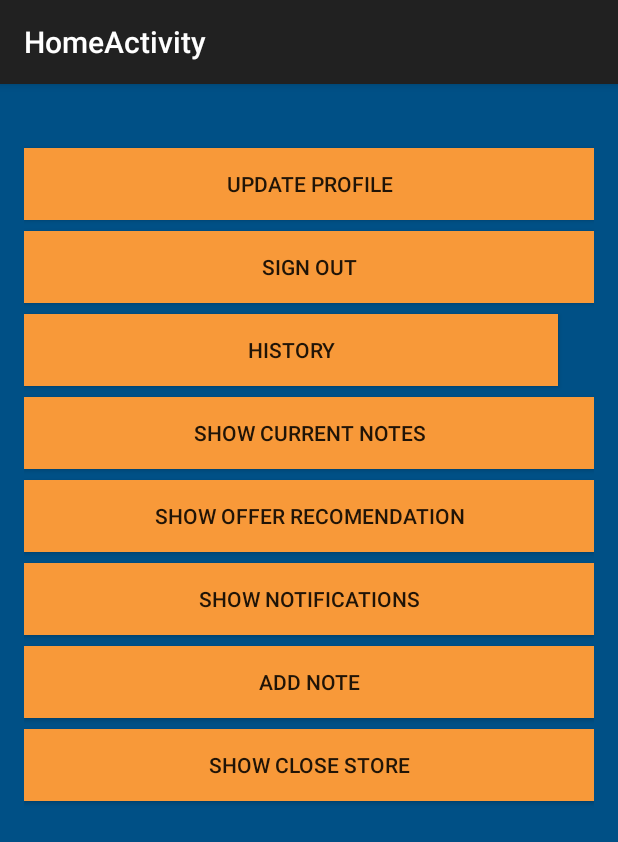
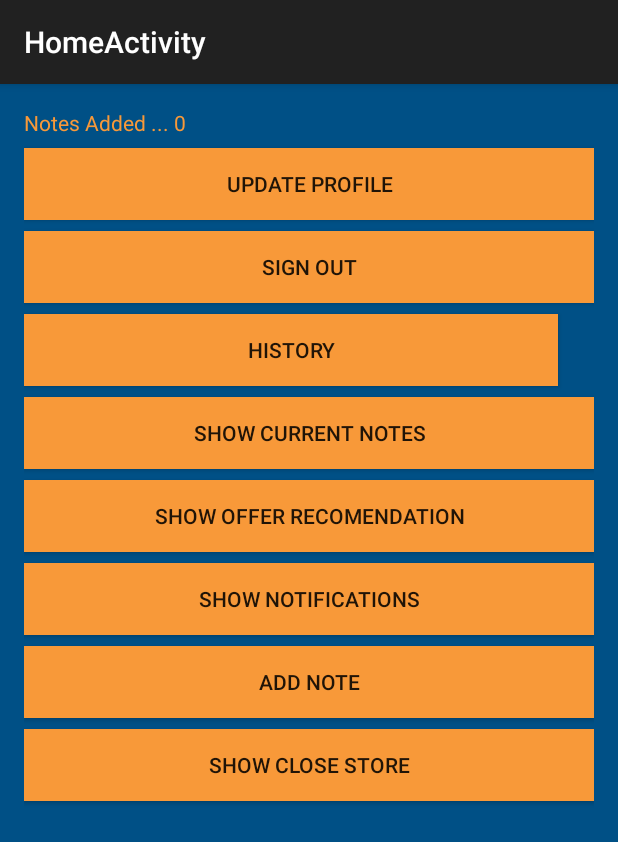
Before and after one commit to Yasmin-Abdel-Latif/GP, an Android app: the HabitActivity screen opened directly, with no data from a screen before it, after a tap on "CONTINUE", on a phone screen of 412 x 824 dp. Shown: the top 842 px of the screen. Run offline under Robolectric (Android 15) with nearby library versions, the phone set to English and light mode, and no system bars; 2 statements that could not run were skipped.

Commit message:
Final Version

```diff
--- a/GP-Android/ITDL_And/app/src/main/java/com/itdl_and/facebook/login/HabitActivity.java
+++ b/GP-Android/ITDL_And/app/src/main/java/com/itdl_and/facebook/login/HabitActivity.java
@@ -43,13 +43,18 @@ public class HabitActivity extends AppCompatActivity {
                                          public void onClick(View v) {
                                              result = "Selected Notes are :";
                                              ArrayList<NoteEntity> chosenNotes = note_adapter.getCheckedNotes();
+                                             long userID = 0;
                                              for (NoteEntity c : chosenNotes) {
                                                  result += c.getNoteType() + " " + c.getServernoteId() + " " + c.getUserId();
+                                                 userID = c.getUserId();
                                                  NoteController nc = new NoteController();
                                                  nc.UpdateCreationDateAndIsDone(c.getServernoteId());
                                              }
                                              Intent homeIntent = new Intent(MyApplication.getAppContext(),
                                                      HomeActivity.class);
+                                             homeIntent.putExtra("status", "Notes Added");
+                                             homeIntent.putExtra("userId", String.valueOf(userID));
+                                             homeIntent.putExtra("serviceType", "Suggested");
                                              homeIntent.setFlags(Intent.FLAG_ACTIVITY_NEW_TASK);
                                              MyApplication.getAppContext().startActivity(homeIntent);
                                              Toast.makeText(getApplicationContext(), result, Toast.LENGTH_LONG).show();
--- a/GP-Android/ITDL_And/app/src/main/java/com/itdl_and/facebook/login/HomeActivity.java
+++ b/GP-Android/ITDL_And/app/src/main/java/com/itdl_and/facebook/login/HomeActivity.java
@@ -88,6 +88,9 @@ public class HomeActivity extends AppCompatActivity implements View.OnClickListe
         } else if (serviceType.equals("UpdatePrefService")) {
             String id = extras.getStringExtra("userId");
             text = status + " ... " + welcome + "  , your id is " + id;
+        } else if (serviceType.equals("Suggested")) {
+            String id = extras.getStringExtra("userId");
+            text = status + " ... " + id;
         }
 
         ShowTextView = (TextView) findViewById(R.id.ShowText);
```
